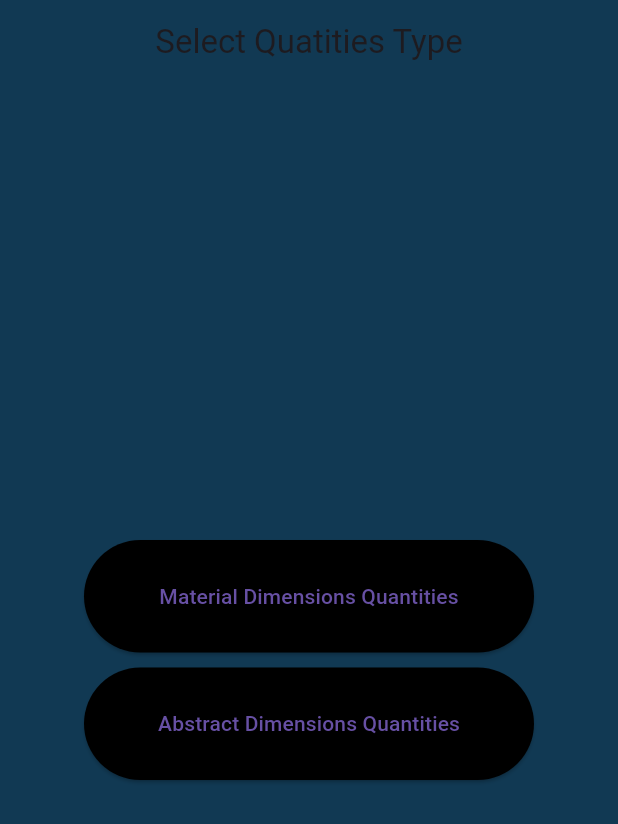
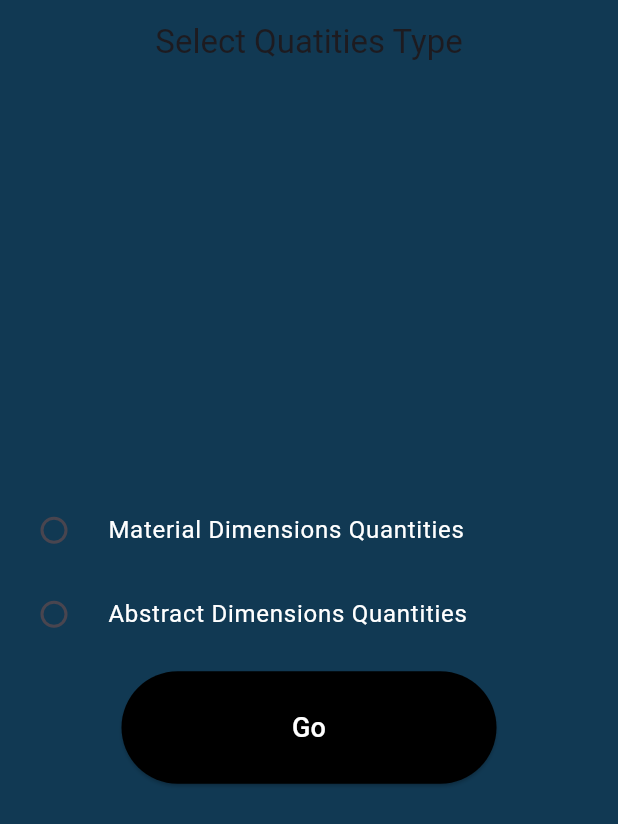
Before and after one commit to ElieBarbar24/project1csci410, a Flutter app: the screen it shows after launch, on a phone screen of 412 x 824 dp. Shown: the top 824 px of the screen. Run offline on Flutter 3.47's test engine with Material 3 defaults, Android fonts, the phone set to English and light mode, and no system bars.

```diff
--- a/lib/Pages/Home.dart
+++ b/lib/Pages/Home.dart
@@ -188,7 +188,7 @@ class _HomeState extends State<Home> {
                 onChanged: (String? selected) {
                   setState(() {
                     vfrom = selected!;
-                    // calculate();
+                    calculate();
                   });
                 },
                 items: from.map((String value) {
@@ -235,6 +235,7 @@ class _HomeState extends State<Home> {
                 onChanged: (String? selected) {
                   setState(() {
                     vto = selected!;
+                    calculate();
                   });
                 },
                 items: to.map((String value) {
--- a/lib/Pages/SelectQuantities.dart
+++ b/lib/Pages/SelectQuantities.dart
@@ -1,7 +1,6 @@
 import 'package:flutter/material.dart';
 
 import 'Home.dart';
-
 
 class SelectQuantities extends StatefulWidget {
   const SelectQuantities({super.key});
@@ -18,7 +17,7 @@ class _SelectQuatitiesState extends State<SelectQuantities> {
     'Mass',
     'Temperature',
   ];
-  List<String> type2 = ['Speed', 'Data', 'Time','Frequency'];
+  List<String> type2 = ['Speed', 'Data', 'Time', 'Frequency'];
 
   Map<String, dynamic> MaterialDimensions = {
     '0': ['mm', 'cm', 'm', 'km', 'in', 'ft', 'yd', 'mi'], //Length
@@ -47,6 +46,8 @@ class _SelectQuatitiesState extends State<SelectQuantities> {
   List<String> fromM = ['mm', 'cm', 'm', 'km', 'in', 'ft', 'yd', 'mi'];
   List<String> fromA = ['mm/s', 'm/s', 'km/h', 'in/s', 'ft/s', 'yd/s', 'mph'];
 
+  String _selectedValue ='';
+
   @override
   Widget build(BuildContext context) {
     return Scaffold(
@@ -59,35 +60,93 @@ class _SelectQuatitiesState extends State<SelectQuantities> {
           child: Column(
         mainAxisAlignment: MainAxisAlignment.center,
         children: [
-
-            Container(
-              width: 300,
-              height: 75,
-              child: ElevatedButton(
-                onPressed: () {
-                  Navigator.of(context).push(MaterialPageRoute(builder: (context)=> Home(quantities: MaterialDimensions, types: type, from: fromM, fromto: fromtoM, vfrom: 'cm',vto: 'cm', categorie: 'Material',)));
+          RadioListTile<String>(
+            title: const Text(
+              'Material Dimensions Quantities',
+              style: TextStyle(color: Colors.white),
+            ),
+            value: 'Material',
+            groupValue: _selectedValue,
+            onChanged: (value) {
+              setState(() {
+                _selectedValue = value!;
+              });
             },
-                child: Text('Material Dimensions Quantities'),
-                style: ElevatedButton.styleFrom(backgroundColor: Colors.black),
           ),
+          RadioListTile<String>(
+            title: const Text(
+              'Abstract Dimensions Quantities',
+              style: TextStyle(color: Colors.white),
+            ),
+            value: 'Abstract',
+            groupValue: _selectedValue,
+            onChanged: (value) {
+              setState(() {
+                _selectedValue = value!;
+              });
+            },
           ),
           SizedBox(
             height: 10,
           ),
           Container(
-              width: 300,
+            width: 250,
             height: 75,
             child: ElevatedButton(
               onPressed: () {
-                  Navigator.of(context).push(MaterialPageRoute(builder: (context)=> Home(quantities: AbstractDimensions, types: type2, from: fromA, fromto: fromtoA, vfrom: 'km/h',vto: 'km/h', categorie: 'Abstract',)));
+                if (_selectedValue == 'Material') {
+                  Navigator.of(context).push(MaterialPageRoute(
+                      builder: (context) => Home(
+                            quantities: MaterialDimensions,
+                            types: type,
+                            from: fromM,
+                            fromto: fromtoM,
+                            vfrom: 'cm',
+                            vto: 'cm',
+                            categorie: 'Material',
+                          )));
+                } else if (_selectedValue == 'Abstract') {
+                  Navigator.of(context).push(MaterialPageRoute(
+                      builder: (context) => Home(
+                            quantities: AbstractDimensions,
+                            types: type2,
+                            from: fromA,
+                            fromto: fromtoA,
+                            vfrom: 'km/h',
+                            vto: 'km/h',
+                            categorie: 'Abstract',
+                          )));
+                }
               },
-                child: Text('Abstract Dimensions Quantities'),
+              child: Text(
+                'Go',
+                style: TextStyle(color: Colors.white, fontSize: 18),
+              ),
               style: ElevatedButton.styleFrom(backgroundColor: Colors.black),
             ),
           ),
-          ],
+          Padding(
+            padding: EdgeInsets.all(16.0),
+            child: Center(
+              child: _selectedValue!=''? Container(
+                width: 300,
+                height: 300,
+                decoration: BoxDecoration(
+                  borderRadius: BorderRadius.circular(50),
+                  image: DecorationImage(
+                    image: _selectedValue == 'Abstract'
+                        ? NetworkImage(
+                            'https://th.bing.com/th/id/R.3b5784103351f6926771ddb1d5e5a1de?rik=OsiqusksagVY9A&pid=ImgRaw&r=0')
+                        : NetworkImage(
+                            'https://thumbs.dreamstime.com/b/trigonometry-geometry-colorful-illustration-trigonometry-geometry-colorful-illustration-vector-round-linear-education-99660244.jpg'),
+                    fit: BoxFit.cover,
                   ),
                 ),
+              ):Container(),
+            ),
+          )
+        ],
+      )),
     );
   }
 }
```
Lines whose indentation alone changed are shown as unchanged.
